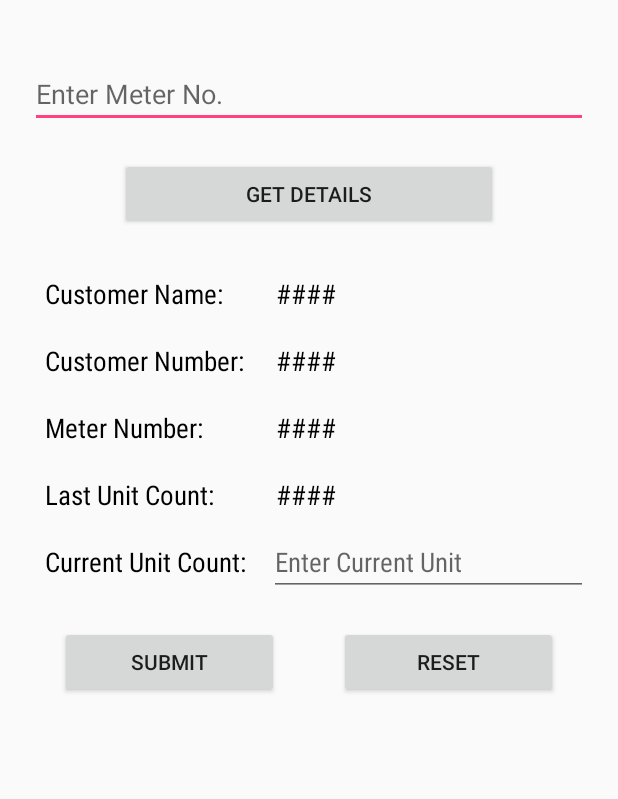
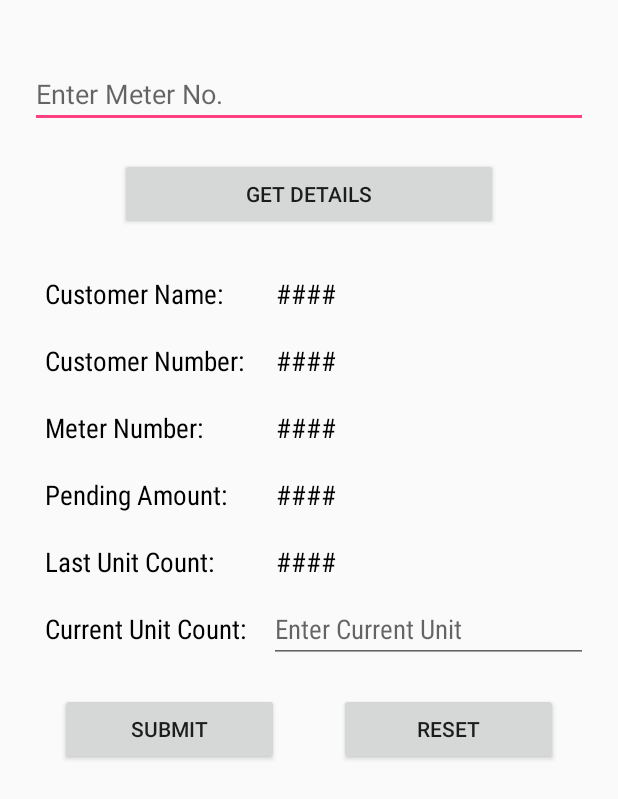
Before and after one commit to akshaykalola28/Online-Electricity-Billing-System, an Android app: the layout activity_get_details.xml on its own in the app's theme, with its tools: preview values and no code run, on a phone screen of 412 x 824 dp. Shown: the top 799 px of the screen. Run offline under Robolectric (Android 15) with nearby library versions, the phone set to English and light mode, and no system bars.

```diff
--- a/app/src/main/res/layout/activity_get_details.xml
+++ b/app/src/main/res/layout/activity_get_details.xml
@@ -3,15 +3,19 @@
     xmlns:tools="http://schemas.android.com/tools"
     android:layout_width="match_parent"
     android:layout_height="match_parent"
-    android:layout_marginLeft="20dp"
-    android:layout_marginTop="40dp"
-    android:layout_marginRight="20dp"
     tools:context=".GetDetailsActivity">
+
+    <ScrollView
+        android:layout_width="match_parent"
+        android:layout_height="match_parent">
 
         <LinearLayout
             android:layout_width="match_parent"
             android:layout_height="match_parent"
-        android:orientation="vertical">
+            android:orientation="vertical"
+            android:paddingLeft="20dp"
+            android:paddingTop="40dp"
+            android:paddingRight="20dp">
 
             <LinearLayout
                 android:layout_width="match_parent"
@@ -95,6 +99,16 @@
                             android:textSize="18dp" />
 
                         <TextView
+                            android:id="@+id/textView51"
+                            android:layout_width="match_parent"
+                            android:layout_height="wrap_content"
+                            android:layout_margin="10dp"
+                            android:fontFamily="sans-serif-condensed"
+                            android:text="Pending Amount:"
+                            android:textColor="#000"
+                            android:textSize="18dp" />
+
+                        <TextView
                             android:id="@+id/textView7"
                             android:layout_width="match_parent"
                             android:layout_height="wrap_content"
@@ -155,6 +169,16 @@
                             android:textSize="18dp" />
 
                         <TextView
+                            android:id="@+id/dis_pending_amount"
+                            android:layout_width="match_parent"
+                            android:layout_height="wrap_content"
+                            android:layout_margin="10dp"
+                            android:fontFamily="sans-serif-condensed"
+                            android:text="####"
+                            android:textColor="#000"
+                            android:textSize="18dp" />
+
+                        <TextView
                             android:id="@+id/dis_last_unit"
                             android:layout_width="match_parent"
                             android:layout_height="wrap_content"
@@ -205,5 +229,5 @@
             </LinearLayout>
 
         </LinearLayout>
-
+    </ScrollView>
 </android.support.constraint.ConstraintLayout>
```
Also changed, not shown: app/src/main/java/example/akshay/onlinebillingsystem/AddBill.java (+12 -9 lines), app/src/main/java/example/akshay/onlinebillingsystem/Calculation.java (+7 -3 lines), app/src/main/java/example/akshay/onlinebillingsystem/ForgotPassword.java (+33 -0 lines), app/src/main/java/example/akshay/onlinebillingsystem/GetDetailsActivity.java (+61 -17 lines), app/src/main/res/layout/activity_forgot_password.xml (+5 -5 lines). Lines whose indentation alone changed are shown as unchanged.
